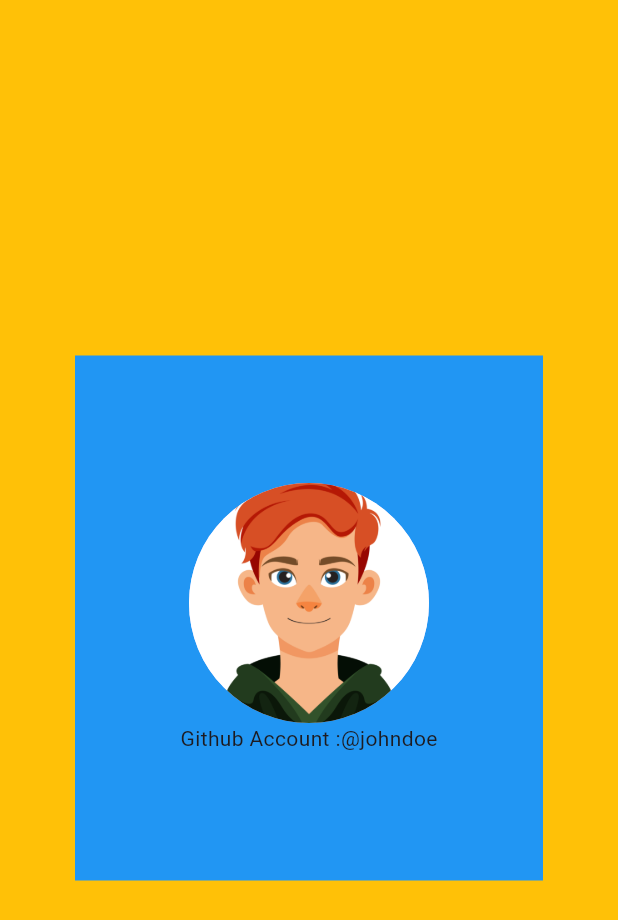
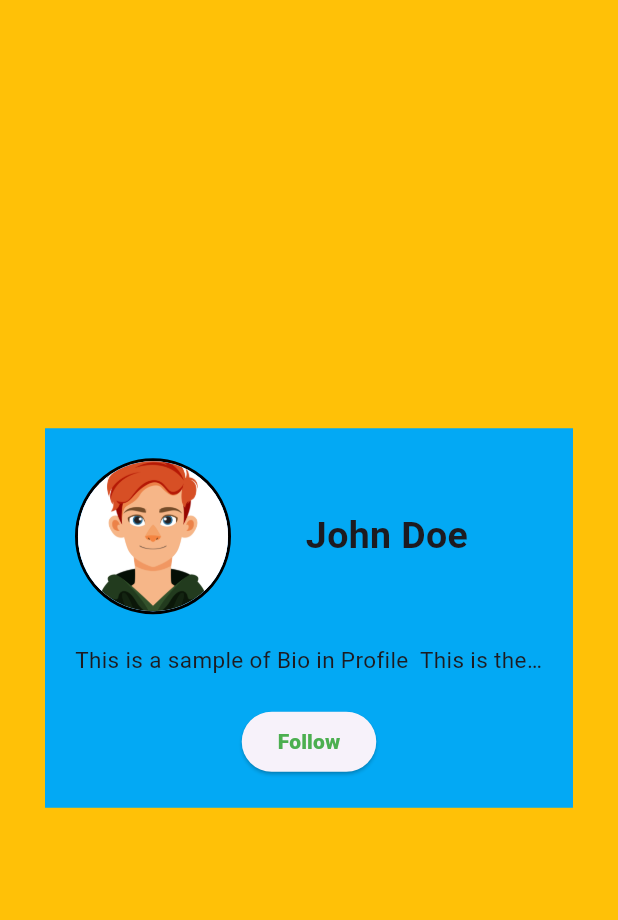
Before and after one commit to rz-rahimi01/Flutter-Projects-60-Days-Challenge, a Flutter app: the screen it shows after launch, on a phone screen of 412 x 824 dp. Shown: the top 920 px of the screen. Run offline on Flutter 3.47's test engine with Material 3 defaults, Android fonts, the phone set to English and light mode, and no system bars.

Commit message:
Week 1 Day 2 Work Done

```diff
--- a/Week 1/ProfileCardUI/lib/ui.dart
+++ b/Week 1/ProfileCardUI/lib/ui.dart
@@ -11,22 +11,70 @@ class MyUi extends StatelessWidget {
         backgroundColor: Colors.amber,
         body: Center(
           child: Container(
-            margin: EdgeInsets.only(left: 50, right: 50),
-            height: 350,
-            color: Colors.blue,
+            margin: EdgeInsets.only(left: 30, right: 30),
+
+            // padding: EdgeInsets.symmetric(
+            //   vertical: 20,
+            //   horizontal: 20,
+            // ),  this will add padding to the top and bottom
+            padding: EdgeInsets.all(20),
+            color: Colors.lightBlue,
             child: Column(
               mainAxisAlignment: MainAxisAlignment.center,
               crossAxisAlignment: CrossAxisAlignment.center,
+              mainAxisSize: MainAxisSize.min,
+
               children: [
-                CircleAvatar(
-                  foregroundImage: AssetImage("assets/profile.jpg"),
-                  radius: 80,
-                  child: Text("Profile Photo"),
-                  //we usded the foreground because if incase the image is not found the text will be shown
+                Row(
+                  mainAxisAlignment: MainAxisAlignment.start,
+                  children: [
+                    Container(
+                      decoration: BoxDecoration(
+                        shape: BoxShape.circle,
+                        border: Border.all(color: Colors.black, width: 2),
+                      ),
+
+                      child: CircleAvatar(
+                        foregroundImage: AssetImage("assets/profile.jpg"),
+                        radius: 50,
+                        child: Text("Profile Photo"),
+                        //we usded the foreground because if incase the image is not found the text will be shown
+                      ),
+                    ),
+                    Expanded(
+                      child: Text(
+                        "John Doe",
+                        style: TextStyle(
+                          fontSize: 25,
+                          fontWeight: FontWeight.bold,
+                        ),
+                        textAlign: TextAlign.center,
+                      ),
+                    ),
+                  ],
                 ),
-                Row(
-                  mainAxisAlignment: MainAxisAlignment.center,
-                  children: [Text("Github Account :"), Text("@johndoe")],
+                SizedBox(height: 20),
+                Text(
+                  "This is a sample of Bio in Profile  This is the text of next line",
+                  style: TextStyle(fontSize: 15, fontWeight: FontWeight.w400),
+                  maxLines:
+                      1, // i have set the max lines to 1 to it will show only the text of one line
+                  overflow:
+                      TextOverflow
+                          .ellipsis, // adds the dots when the max lines limits reaches
+                ),
+                SizedBox(height: 20),
+                ElevatedButton(
+                  onPressed:
+                      () {}, // this is the function that will be called when the button is pressed
+                  child: Text(
+                    "Follow",
+                    style: TextStyle(
+                      color: Colors.green,
+                      fontWeight:
+                          FontWeight.w900, //used for the boldness of the text
+                    ),
+                  ),
                 ),
               ],
             ),
```
Also changed, not shown: 2 other files.
